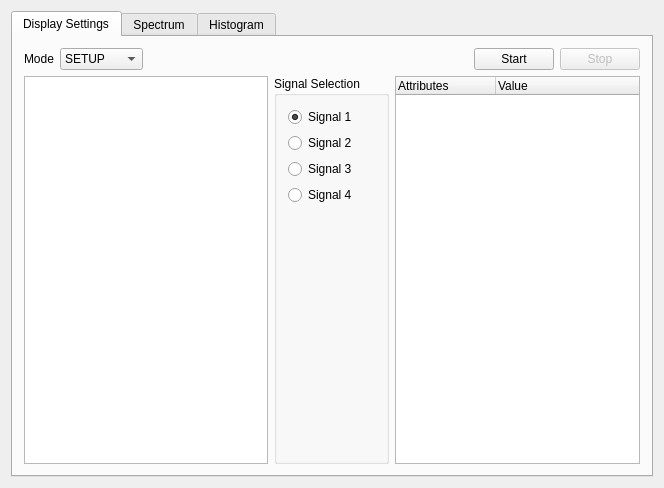
Old version of the form mainwindow.ui in the repository qhr1993/RTDisplayTool.
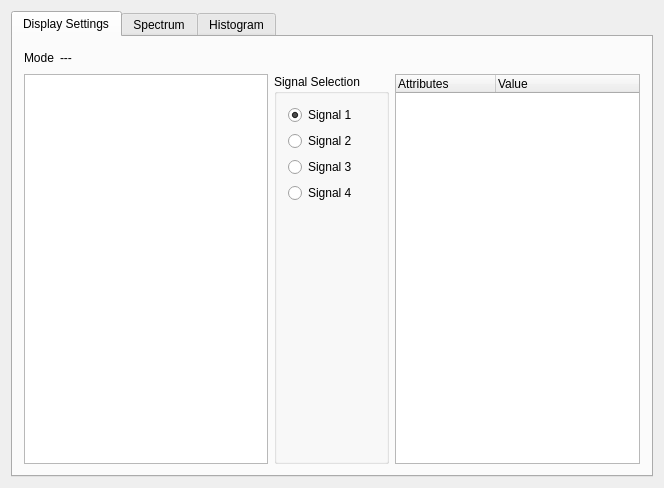
New version of the form. The open tabs and pages were chosen to show the change. Custom widgets are drawn as their Qt base class.

```diff
--- a/mainwindow.ui
+++ b/mainwindow.ui
@@ -35,22 +35,10 @@
            </widget>
           </item>
           <item>
-           <widget class="QComboBox" name="comboBox_5">
-            <item>
-             <property name="text">
-              <string>SETUP</string>
-             </property>
-            </item>
-            <item>
-             <property name="text">
-              <string>RECORD</string>
-             </property>
-            </item>
-            <item>
-             <property name="text">
-              <string>REPLAY</string>
-             </property>
-            </item>
+           <widget class="QLabel" name="label_14">
+            <property name="text">
+             <string>---</string>
+            </property>
            </widget>
           </item>
           <item>
@@ -66,23 +54,6 @@
             </property>
            </spacer>
           </item>
-          <item>
-           <widget class="QPushButton" name="pushButton">
-            <property name="text">
-             <string>Start</string>
-            </property>
-           </widget>
-          </item>
-          <item>
-           <widget class="QPushButton" name="pushButton_2">
-            <property name="enabled">
-             <bool>false</bool>
-            </property>
-            <property name="text">
-             <string>Stop</string>
-            </property>
-           </widget>
-          </item>
          </layout>
         </item>
         <item>
```
Left out of the diff: 2 changed lines with no effect on the pictures.
